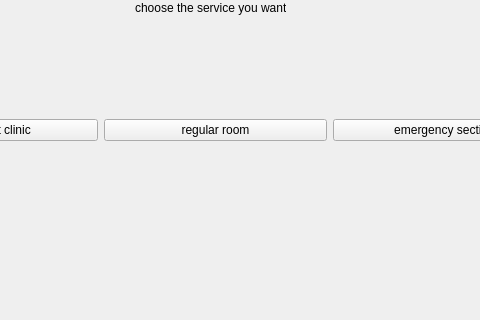
Above: service_choice.ui from HadjAhmed2003/Salamtak_Final before the change; both pictures show x 145 to 625 and y 100 to 420 of the 720 by 420 pixel window. Below: the same form after it.
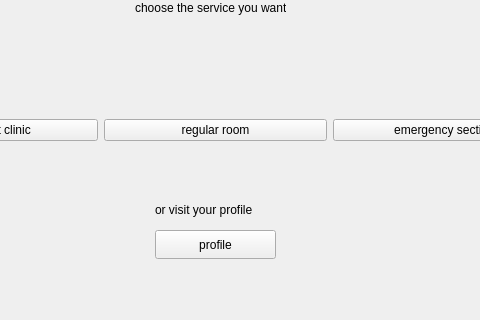
That is the form after the change.

Commit message: doctor profile cancel requests

What changed in the file:
```diff
--- a/service_choice.ui
+++ b/service_choice.ui
@@ -72,6 +72,32 @@
     <string>choose the service you want</string>
    </property>
   </widget>
+  <widget class="QLabel" name="label_3">
+   <property name="geometry">
+    <rect>
+     <x>300</x>
+     <y>300</y>
+     <width>171</width>
+     <height>20</height>
+    </rect>
+   </property>
+   <property name="text">
+    <string>or visit your profile</string>
+   </property>
+  </widget>
+  <widget class="QPushButton" name="pushButton_3">
+   <property name="geometry">
+    <rect>
+     <x>300</x>
+     <y>330</y>
+     <width>121</width>
+     <height>29</height>
+    </rect>
+   </property>
+   <property name="text">
+    <string>profile</string>
+   </property>
+  </widget>
  </widget>
  <resources/>
  <connections/>
```
The commit also changes 9 other files.
